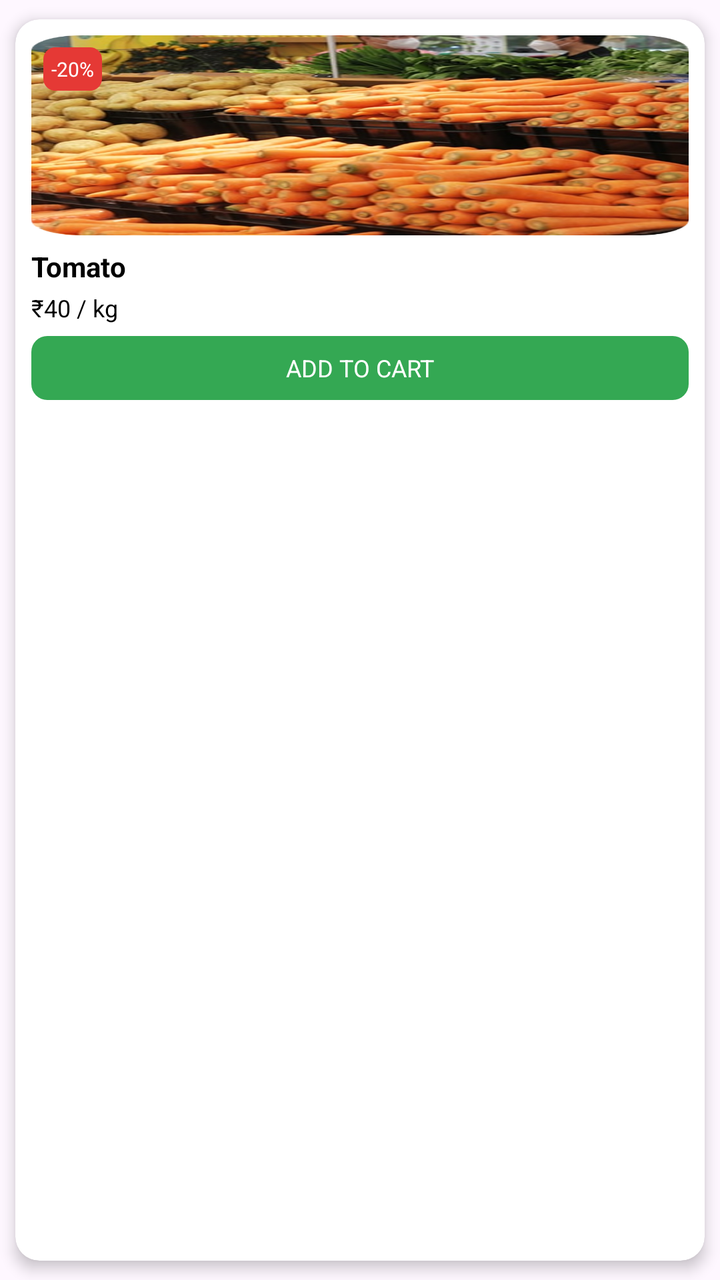
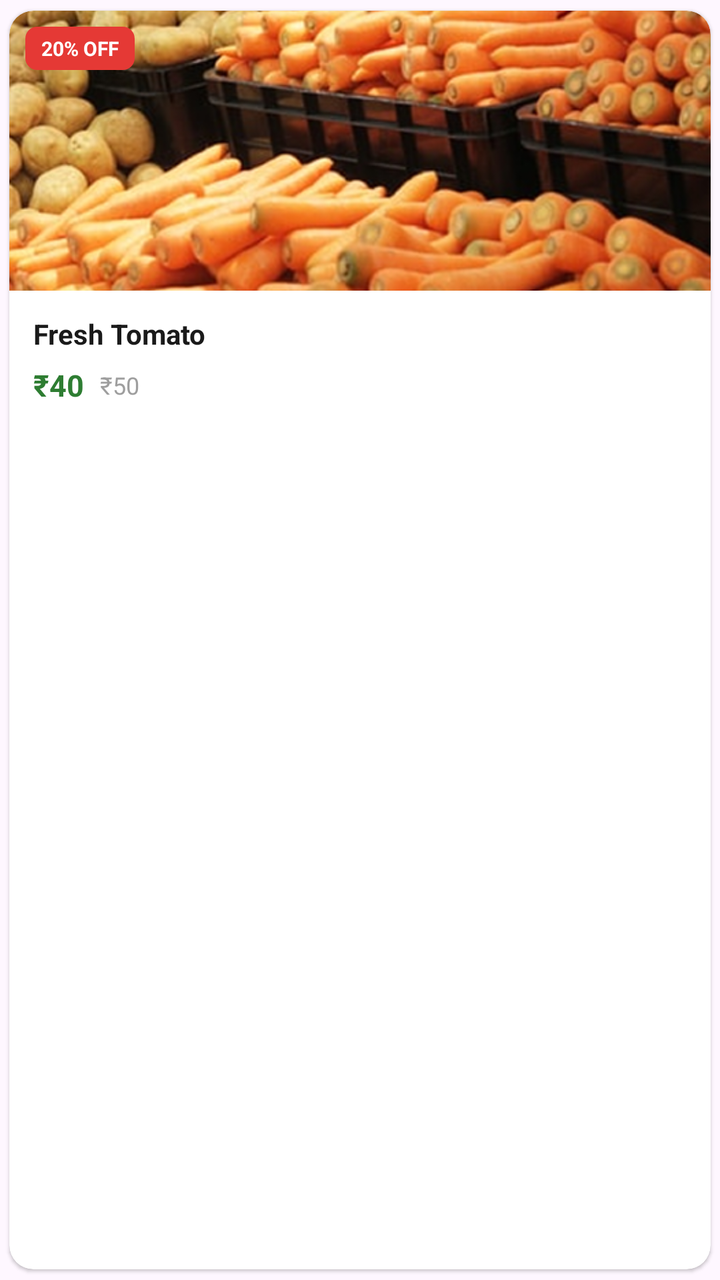

Before-and-after screenshots of an Android layout around one commit, followed by the original layout XML and the change that was made.
<!-- AndroidManifest.xml: application theme Theme.GrocHub -->
<!-- res/layout/item_product_small.xml -->
<?xml version="1.0" encoding="utf-8"?>
<androidx.cardview.widget.CardView
    xmlns:android="http://schemas.android.com/apk/res/android"
    xmlns:app="http://schemas.android.com/apk/res-auto"
    android:layout_width="160dp"
    android:layout_height="wrap_content"
    android:layout_margin="8dp"
    app:cardCornerRadius="12dp"
    app:cardElevation="4dp"
    app:cardUseCompatPadding="true">

    <RelativeLayout
        android:layout_width="match_parent"
        android:layout_height="wrap_content"
        android:padding="8dp">

        
        <com.google.android.material.imageview.ShapeableImageView
            android:id="@+id/iv_product_image"
            android:layout_width="match_parent"
            android:layout_height="100dp"
            android:scaleType="centerCrop"
            android:background="@drawable/offer3"
            app:shapeAppearanceOverlay="@style/RoundedImageShape" />


        
        <TextView
            android:id="@+id/tv_discount"
            android:layout_width="wrap_content"
            android:layout_height="wrap_content"
            android:background="@drawable/discount_badge_bg"
            android:text="-20%"
            android:textColor="@android:color/white"
            android:textSize="10sp"
            android:padding="4dp"
            android:layout_alignTop="@id/iv_product_image"
            android:layout_alignStart="@id/iv_product_image"
            android:layout_margin="6dp"/>

        
        <TextView
            android:id="@+id/tv_product_name"
            android:layout_width="match_parent"
            android:layout_height="wrap_content"
            android:text="Tomato"
            android:textColor="@android:color/black"
            android:textSize="14sp"
            android:textStyle="bold"
            android:layout_below="@id/iv_product_image"
            android:layout_marginTop="6dp" />

        
        <TextView
            android:id="@+id/tv_product_price"
            android:layout_width="match_parent"
            android:layout_height="wrap_content"
            android:text="₹40 / kg"
            android:textColor="@android:color/black"
            android:textSize="12sp"
            android:layout_below="@id/tv_product_name"
            android:layout_marginTop="3dp" />

        
        <TextView
            android:id="@+id/btn_add_cart"
            android:layout_width="match_parent"
            android:layout_height="32dp"
            android:text="ADD TO CART"
            android:textSize="12sp"
            android:textColor="@android:color/white"
            android:gravity="center"
            android:background="@drawable/add_to_cart_bg"
            android:layout_below="@id/tv_product_price"
            android:layout_marginTop="6dp"
            android:padding="6dp"/>
    </RelativeLayout>

</androidx.cardview.widget.CardView>
<!-- resources referenced by this layout -->
<resources>
  <!-- drawable add_to_cart_bg (drawable) -->
  <shape xmlns:android="http://schemas.android.com/apk/res/android">
      <solid android:color="#34A853" />
      <corners android:radius="8dp"/>
  </shape>
  <!-- drawable discount_badge_bg (drawable) -->
  <shape xmlns:android="http://schemas.android.com/apk/res/android">
      <solid android:color="#E53935"/>
      <corners android:radius="6dp"/>
  </shape>
  <!-- drawable offer3: png bitmap (drawable, 518963 bytes) -->
  <style name="RoundedImageShape">
  		<item name="cornerFamily">rounded</item>
  		<item name="cornerSize">8dp</item>
  	</style>
  <style name="Theme.GrocHub" parent="Base.Theme.GrocHub" />
  <style name="Base.Theme.GrocHub" parent="Theme.Material3.DayNight.NoActionBar">
          
          
      </style>
</resources>

<!-- the commit's change to res/layout/item_product_small.xml (unified diff, before → after) -->
@@ -2,78 +2,91 @@
 <androidx.cardview.widget.CardView
     xmlns:android="http://schemas.android.com/apk/res/android"
     xmlns:app="http://schemas.android.com/apk/res-auto"
-    android:layout_width="160dp"
+    android:layout_width="match_parent"
     android:layout_height="wrap_content"
     android:layout_margin="8dp"
+    app:cardBackgroundColor="@android:color/white"
     app:cardCornerRadius="12dp"
-    app:cardElevation="4dp"
+    app:cardElevation="1dp"
+    app:cardMaxElevation="1dp"
     app:cardUseCompatPadding="true">
 
-    <RelativeLayout
+    <LinearLayout
         android:layout_width="match_parent"
         android:layout_height="wrap_content"
-        android:padding="8dp">
+        android:orientation="vertical">
 
-        
-        <com.google.android.material.imageview.ShapeableImageView
-            android:id="@+id/iv_product_image"
+        <FrameLayout
             android:layout_width="match_parent"
-            android:layout_height="100dp"
-            android:scaleType="centerCrop"
-            android:background="@drawable/offer3"
-            app:shapeAppearanceOverlay="@style/RoundedImageShape" />
+            android:layout_height="140dp">
 
+            <com.google.android.material.imageview.ShapeableImageView
+                android:id="@+id/iv_product_image"
+                android:layout_width="match_parent"
+                android:layout_height="match_parent"
+                android:scaleType="centerCrop"
+                android:src="@drawable/offer3"
+                app:shapeAppearanceOverlay="@style/RoundedTopCorners" />
 
-        
-        <TextView
-            android:id="@+id/tv_discount"
-            android:layout_width="wrap_content"
-            android:layout_height="wrap_content"
-            android:background="@drawable/discount_badge_bg"
-            android:text="-20%"
-            android:textColor="@android:color/white"
-            android:textSize="10sp"
-            android:padding="4dp"
-            android:layout_alignTop="@id/iv_product_image"
-            android:layout_alignStart="@id/iv_product_image"
-            android:layout_margin="6dp"/>
+            <TextView
+                android:id="@+id/tv_discount"
+                android:layout_width="wrap_content"
+                android:layout_height="wrap_content"
+                android:layout_gravity="top|start"
+                android:layout_margin="8dp"
+                android:background="@drawable/discount_badge_bg"
+                android:paddingHorizontal="8dp"
+                android:paddingVertical="4dp"
+                android:text="20% OFF"
+                android:textAllCaps="true"
+                android:textColor="@android:color/white"
+                android:textSize="10sp"
+                android:textStyle="bold" />
+        </FrameLayout>
 
-        
-        <TextView
-            android:id="@+id/tv_product_name"
+        <LinearLayout
             android:layout_width="match_parent"
             android:layout_height="wrap_content"
-            android:text="Tomato"
-            android:textColor="@android:color/black"
-            android:textSize="14sp"
-            android:textStyle="bold"
-            android:layout_below="@id/iv_product_image"
-            android:layout_marginTop="6dp" />
+            android:orientation="vertical"
+            android:padding="12dp">
 
-        
-        <TextView
-            android:id="@+id/tv_product_price"
-            android:layout_width="match_parent"
-            android:layout_height="wrap_content"
-            android:text="₹40 / kg"
-            android:textColor="@android:color/black"
-            android:textSize="12sp"
-            android:layout_below="@id/tv_product_name"
-            android:layout_marginTop="3dp" />
+            <TextView
+                android:id="@+id/tv_product_name"
+                android:layout_width="match_parent"
+                android:layout_height="wrap_content"
+                android:ellipsize="end"
+                android:maxLines="1"
+                android:text="Fresh Tomato"
+                android:textColor="#1A1A1A"
+                android:textSize="14sp"
+                android:textStyle="bold" />
 
-        
-        <TextView
-            android:id="@+id/btn_add_cart"
-            android:layout_width="match_parent"
-            android:layout_height="32dp"
-            android:text="ADD TO CART"
-            android:textSize="12sp"
-            android:textColor="@android:color/white"
-            android:gravity="center"
-            android:background="@drawable/add_to_cart_bg"
-            android:layout_below="@id/tv_product_price"
-            android:layout_marginTop="6dp"
-            android:padding="6dp"/>
-    </RelativeLayout>
+            <LinearLayout
+                android:layout_width="match_parent"
+                android:layout_height="wrap_content"
+                android:layout_marginTop="6dp"
+                android:gravity="center_vertical"
+                android:orientation="horizontal">
 
+                <TextView
+                    android:id="@+id/tv_product_price"
+                    android:layout_width="wrap_content"
+                    android:layout_height="wrap_content"
+                    android:text="₹40"
+                    android:textColor="#2E7D32"
+                    android:textSize="15sp"
+                    android:textStyle="bold" />
+
+                <TextView
+                    android:id="@+id/tv_original_price"
+                    android:layout_width="wrap_content"
+                    android:layout_height="wrap_content"
+                    android:layout_marginStart="8dp"
+                    android:text="₹50"
+                    android:textColor="#9E9E9E"
+                    android:textSize="12sp" />
+
+            </LinearLayout>
+        </LinearLayout>
+    </LinearLayout>
 </androidx.cardview.widget.CardView>
<!-- resource entries referenced after the edit -->
@@ -1,20 +1,17 @@
 <!-- resources referenced by this layout -->
 <resources>
-  <!-- drawable add_to_cart_bg (drawable) -->
-  <shape xmlns:android="http://schemas.android.com/apk/res/android">
-      <solid android:color="#34A853" />
-      <corners android:radius="8dp"/>
-  </shape>
   <!-- drawable discount_badge_bg (drawable) -->
   <shape xmlns:android="http://schemas.android.com/apk/res/android">
       <solid android:color="#E53935"/>
       <corners android:radius="6dp"/>
   </shape>
   <!-- drawable offer3: png bitmap (drawable, 518963 bytes) -->
-  <style name="RoundedImageShape">
-  		<item name="cornerFamily">rounded</item>
-  		<item name="cornerSize">8dp</item>
-  	</style>
+  <style name="RoundedTopCorners">
+          <item name="cornerSizeTopLeft">12dp</item>
+          <item name="cornerSizeTopRight">12dp</item>
+          <item name="cornerSizeBottomLeft">0dp</item>
+          <item name="cornerSizeBottomRight">0dp</item>
+      </style>
   <style name="Theme.GrocHub" parent="Base.Theme.GrocHub" />
   <style name="Base.Theme.GrocHub" parent="Theme.Material3.DayNight.NoActionBar">
           
